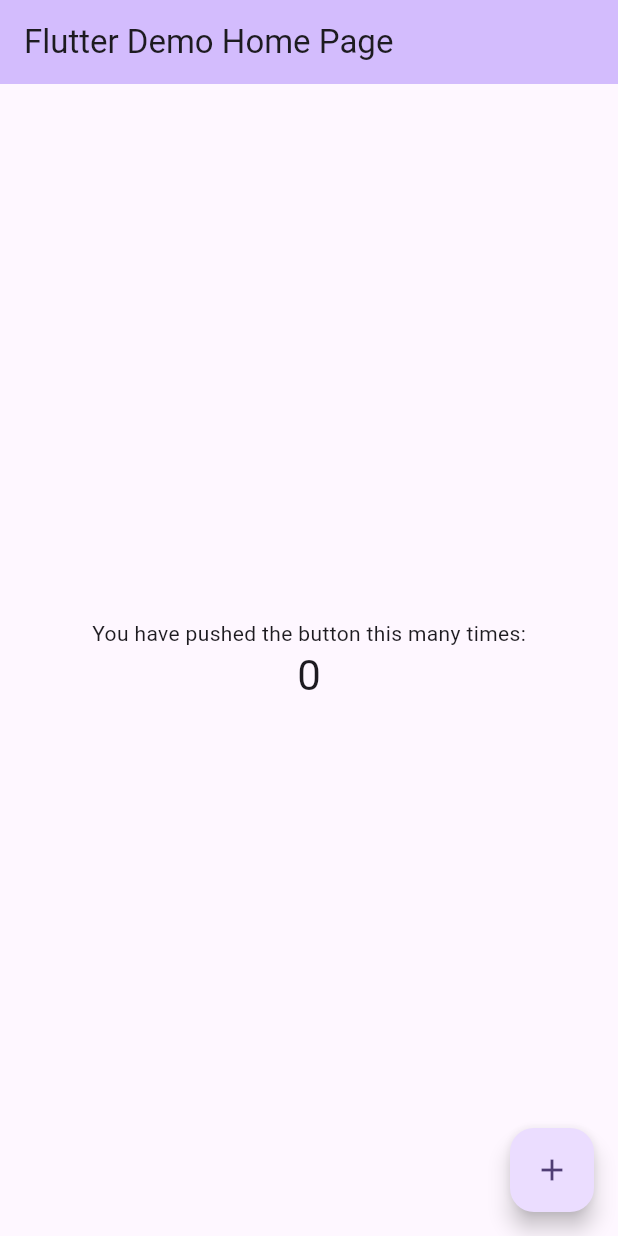
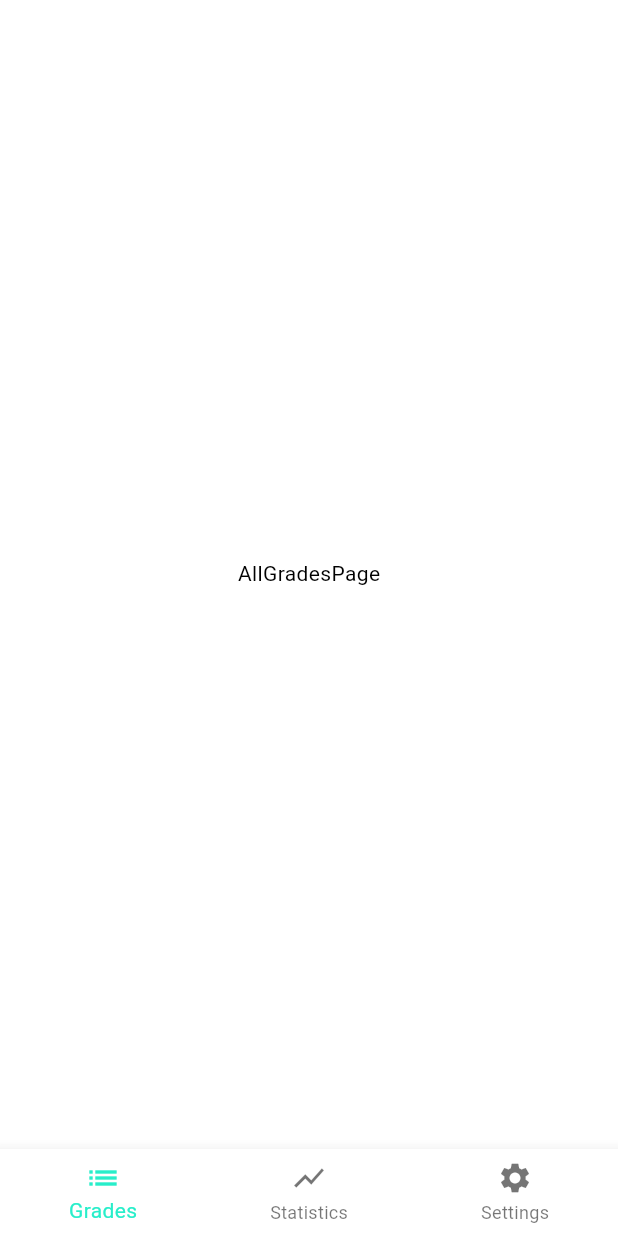
Before and after one commit to pbaekgaard/AAUGrades, a Flutter app: the screen it shows after launch, on a phone screen of 412 x 824 dp. Run offline on Flutter 3.47's test engine with Material 3 defaults, Android fonts, the phone set to English and light mode, and no system bars; our stand-ins replace shared_preferences.

Commit message:
created navigation bar

```diff
--- /dev/null
+++ b/lib/config/Themes.dart
@@ -0,0 +1,65 @@
+import 'package:flutter/material.dart';
+import 'package:shared_preferences/shared_preferences.dart';
+
+ThemeData light = ThemeData.from(
+  colorScheme: const ColorScheme.light(
+      brightness: Brightness.light,
+      background: Color(0xFFFFFFFF),
+      onBackground: Color(0xFF4a4a4a),
+      secondary: Color(0xFF00FFD1),
+      onSecondary: Color(0xFF7e7e7e),
+      primary: Color(0xFF28EECA),
+      secondaryContainer: Color(0xFFFFFFFF),
+      tertiary: Color.fromARGB(255, 50, 197, 55),
+      primaryContainer: Colors.white),
+);
+
+ThemeData dark = ThemeData.from(
+    colorScheme: const ColorScheme.dark(
+  brightness: Brightness.dark,
+  background: Color(0xFF363636),
+  onBackground: Color(0xFFFFFFFF),
+  secondary: Color(0xFF00FFD1),
+  onSecondary: Color(0xFF7e7e7e),
+  secondaryContainer: Color(0xFF444444),
+  primary: Color(0xFF28EECA),
+  primaryContainer: Color(0xFF3f3f3f),
+  tertiary: Color.fromARGB(255, 50, 197, 55),
+));
+
+class ThemeService with ChangeNotifier {
+  ThemeMode? _themeMode;
+  ThemeMode defaultThemeMode = ThemeMode.system;
+
+  Future init() async {
+    await _getThemeModeFromSharedPrefs();
+  }
+
+  ThemeService() {
+    _getThemeModeFromSharedPrefs();
+  }
+
+  ThemeMode get themeMode {
+    return _themeMode ?? ThemeMode.light;
+  }
+
+  set themeMode(ThemeMode themeMode) {
+    _themeMode = themeMode;
+    _saveThemeModeInSharedPrefs(themeMode);
+    notifyListeners();
+  }
+
+  Future _getThemeModeFromSharedPrefs() async {
+    SharedPreferences prefs = await SharedPreferences.getInstance();
+    String? themeModeFromPrefs = prefs.getString('themeMode');
+    _themeMode = ThemeMode.values.firstWhere(
+        (element) => themeModeFromPrefs == element.toString(),
+        orElse: () => defaultThemeMode);
+    notifyListeners();
+  }
+
+  _saveThemeModeInSharedPrefs(ThemeMode themeMode) async {
+    SharedPreferences prefs = await SharedPreferences.getInstance();
+    prefs.setString('themeMode', themeMode.toString());
+  }
+}
--- a/lib/main.dart
+++ b/lib/main.dart
@@ -1,6 +1,16 @@
 import 'package:flutter/material.dart';
+import 'package:flutter/services.dart';
+import 'package:provider/provider.dart';
+import 'package:stads/config/Themes.dart';
+import 'package:stads/pages/SettingsPage.dart';
+import 'package:stads/pages/StatisticsPage.dart';
+import 'package:stads/pages/AllGradesPage.dart';
 
 void main() {
+  WidgetsFlutterBinding.ensureInitialized();
+  SystemChrome.setSystemUIOverlayStyle(const SystemUiOverlayStyle(
+      systemStatusBarContrastEnforced: false,
+      statusBarColor: Colors.transparent));
   runApp(const MyApp());
 }
 
@@ -10,28 +20,18 @@ class MyApp extends StatelessWidget {
   // This widget is the root of your application.
   @override
   Widget build(BuildContext context) {
+    return ChangeNotifierProvider<ThemeService>(
+      create: (context) => ThemeService(),
+      builder: (context, snapshot) {
+        final themeManager = Provider.of<ThemeService>(context);
         return MaterialApp(
-      title: 'Flutter Demo',
-      theme: ThemeData(
-        // This is the theme of your application.
-        //
-        // TRY THIS: Try running your application with "flutter run". You'll see
-        // the application has a purple toolbar. Then, without quitting the app,
-        // try changing the seedColor in the colorScheme below to Colors.green
-        // and then invoke "hot reload" (save your changes or press the "hot
-        // reload" button in a Flutter-supported IDE, or press "r" if you used
-        // the command line to start the app).
-        //
-        // Notice that the counter didn't reset back to zero; the application
-        // state is not lost during the reload. To reset the state, use hot
-        // restart instead.
-        //
-        // This works for code too, not just values: Most code changes can be
-        // tested with just a hot reload.
-        colorScheme: ColorScheme.fromSeed(seedColor: Colors.deepPurple),
-        useMaterial3: true,
-      ),
-      home: const MyHomePage(title: 'Flutter Demo Home Page'),
+          title: 'Overload',
+          theme: light,
+          darkTheme: dark,
+          themeMode: themeManager.themeMode,
+          home: const MyHomePage(title: 'AAU Grades'),
+        );
+      },
     );
   }
 }
@@ -55,18 +55,18 @@ class MyHomePage extends StatefulWidget {
 }
 
 class _MyHomePageState extends State<MyHomePage> {
-  int _counter = 0;
-
-  void _incrementCounter() {
+  int _selectedIndex = 0;
+  void _onItemTapped(int index) {
     setState(() {
-      // This call to setState tells the Flutter framework that something has
-      // changed in this State, which causes it to rerun the build method below
-      // so that the display can reflect the updated values. If we changed
-      // _counter without calling setState(), then the build method would not be
-      // called again, and so nothing would appear to happen.
-      _counter++;
+      _selectedIndex = index;
     });
   }
+
+  static final List<Widget> _pages = <Widget>[
+    const AllGradesPage(),
+    const StatisticsPage(),
+    const SettingsPage()
+  ];
 
   @override
   Widget build(BuildContext context) {
@@ -77,49 +77,39 @@ class _MyHomePageState extends State<MyHomePage> {
     // fast, so that you can just rebuild anything that needs updating rather
     // than having to individually change instances of widgets.
     return Scaffold(
-      appBar: AppBar(
-        // TRY THIS: Try changing the color here to a specific color (to
-        // Colors.amber, perhaps?) and trigger a hot reload to see the AppBar
-        // change color while the other colors stay the same.
-        backgroundColor: Theme.of(context).colorScheme.inversePrimary,
-        // Here we take the value from the MyHomePage object that was created by
-        // the App.build method, and use it to set our appbar title.
-        title: Text(widget.title),
+        backgroundColor: Theme.of(context).colorScheme.background,
+        body: Container(
+          padding: const EdgeInsets.symmetric(horizontal: 10, vertical: 15),
+          child: _pages[_selectedIndex],
         ),
-      body: Center(
-        // Center is a layout widget. It takes a single child and positions it
-        // in the middle of the parent.
-        child: Column(
-          // Column is also a layout widget. It takes a list of children and
-          // arranges them vertically. By default, it sizes itself to fit its
-          // children horizontally, and tries to be as tall as its parent.
-          //
-          // Column has various properties to control how it sizes itself and
-          // how it positions its children. Here we use mainAxisAlignment to
-          // center the children vertically; the main axis here is the vertical
-          // axis because Columns are vertical (the cross axis would be
-          // horizontal).
-          //
-          // TRY THIS: Invoke "debug painting" (choose the "Toggle Debug Paint"
-          // action in the IDE, or press "p" in the console), to see the
-          // wireframe for each widget.
-          mainAxisAlignment: MainAxisAlignment.center,
-          children: <Widget>[
-            const Text(
-              'You have pushed the button this many times:',
+        bottomNavigationBar: Container(
+          decoration: BoxDecoration(
+              color: Theme.of(context).colorScheme.background,
+              border: Border(
+                  top: BorderSide(
+                      width: 2,
+                      color:
+                          Theme.of(context).colorScheme.secondaryContainer))),
+          child: BottomNavigationBar(
+            items: const <BottomNavigationBarItem>[
+              BottomNavigationBarItem(
+                icon: Icon(Icons.list),
+                label: 'Grades',
               ),
-            Text(
-              '$_counter',
-              style: Theme.of(context).textTheme.headlineMedium,
+              BottomNavigationBarItem(
+                icon: Icon(Icons.show_chart),
+                label: 'Statistics',
               ),
+              BottomNavigationBarItem(
+                icon: Icon(Icons.settings),
+                label: "Settings",
+              )
             ],
+            onTap: _onItemTapped,
+            currentIndex: _selectedIndex,
           ),
-      ),
-      floatingActionButton: FloatingActionButton(
-        onPressed: _incrementCounter,
-        tooltip: 'Increment',
-        child: const Icon(Icons.add),
-      ), // This trailing comma makes auto-formatting nicer for build methods.
+        )
+        // This trailing comma makes auto-formatting nicer for build methods.
         );
   }
 }
--- /dev/null
+++ b/lib/pages/AllGradesPage.dart
@@ -0,0 +1,19 @@
+import 'package:flutter/material.dart';
+
+class AllGradesPage extends StatefulWidget {
+  const AllGradesPage({Key? key}) : super(key: key);
+
+  @override
+  _AllGradesPageState createState() => _AllGradesPageState();
+}
+
+class _AllGradesPageState extends State<AllGradesPage> {
+  @override
+  Widget build(BuildContext context) {
+    return Container(
+      child: Center(
+        child: Text("AllGradesPage"),
+      ),
+    );
+  }
+}
--- a/pubspec.yaml
+++ b/pubspec.yaml
@@ -35,6 +35,8 @@ dependencies:
   # The following adds the Cupertino Icons font to your application.
   # Use with the CupertinoIcons class for iOS style icons.
   cupertino_icons: ^1.0.2
+  shared_preferences: ^2.2.2
+  provider: ^6.1.1
 
 dev_dependencies:
   flutter_test:
```
Also changed, not shown: lib/pages/SettingsPage.dart (added, +19 -0 lines), lib/pages/StatisticsPage.dart (added, +19 -0 lines), pubspec.lock. Lines whose indentation alone changed are shown as unchanged.
